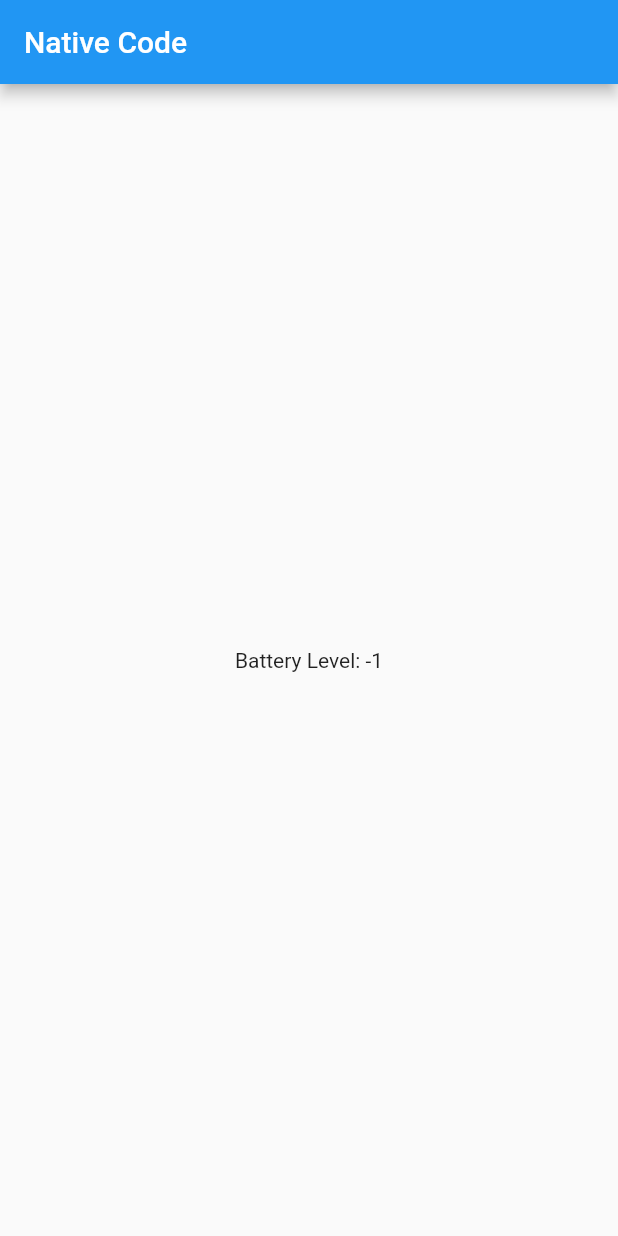
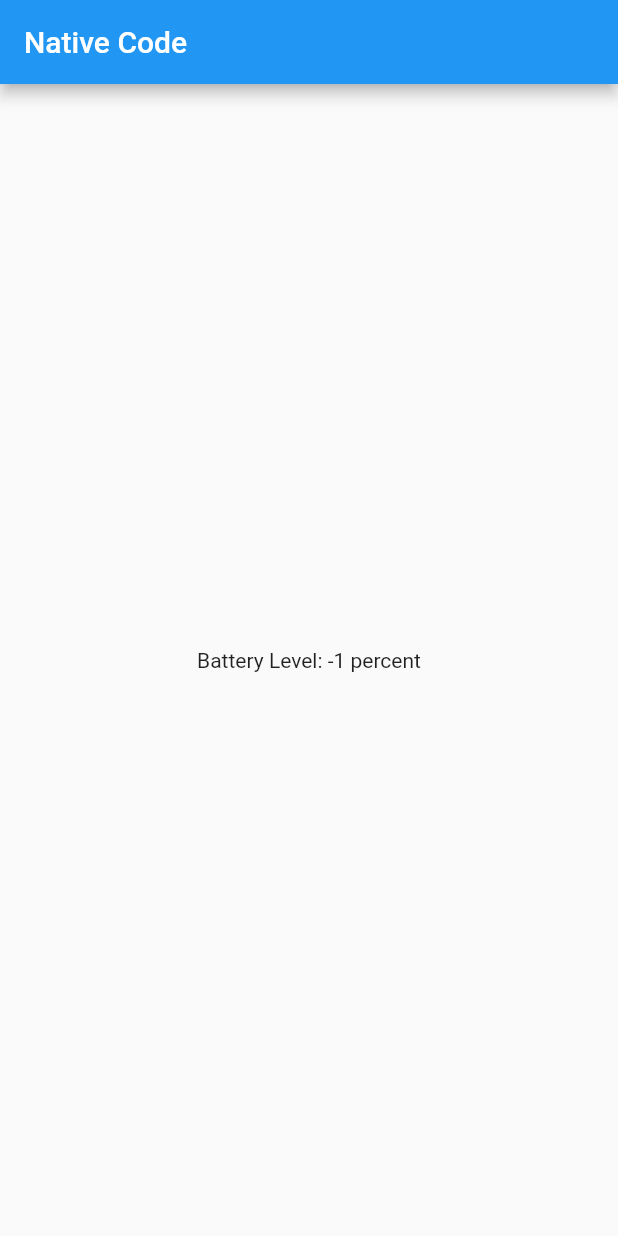
Before and after one commit to Wolfram-180/Flutter_run_native_code, a Flutter app: the screen it shows after launch, on a phone screen of 412 x 824 dp. Run offline on Flutter 3.47's test engine with Material 2 defaults, Android fonts, the light colour scheme and no system bars.

```diff
--- a/lib/main.dart
+++ b/lib/main.dart
@@ -52,7 +52,7 @@ class _MyHomePageState extends State<MyHomePage> {
         title: Text('Native Code'),
       ),
       body: Center(
-        child: Text('Battery Level: $_batteryLevel'),
+        child: Text('Battery Level: $_batteryLevel percent'),
       ),
     );
   }
```
